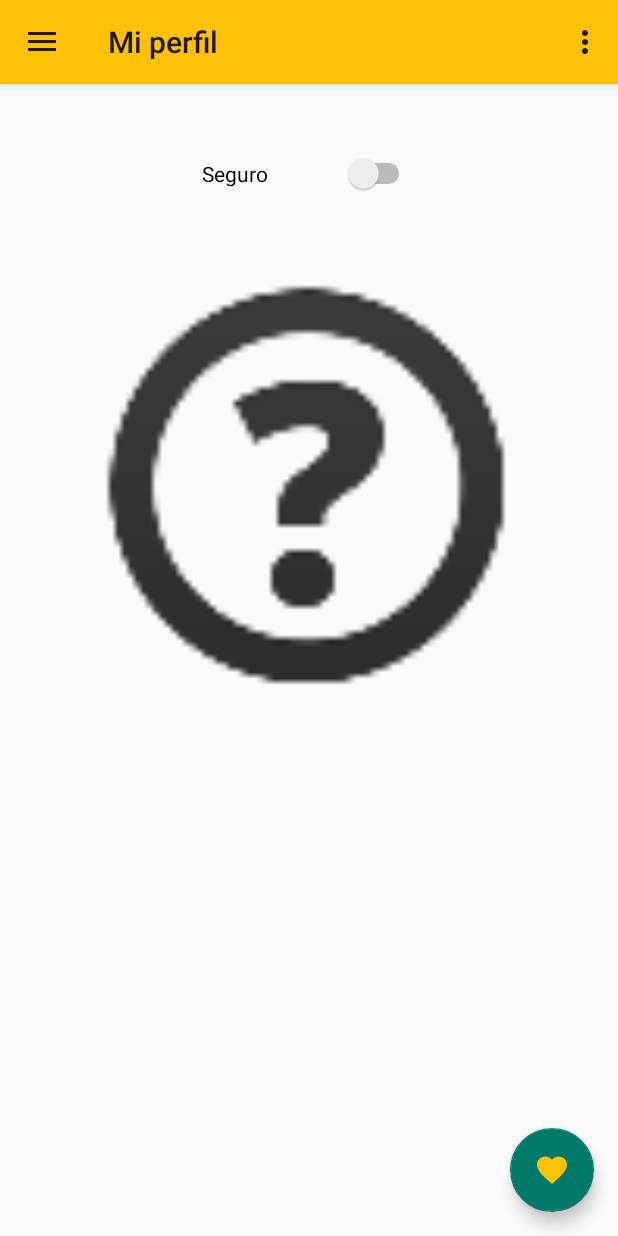
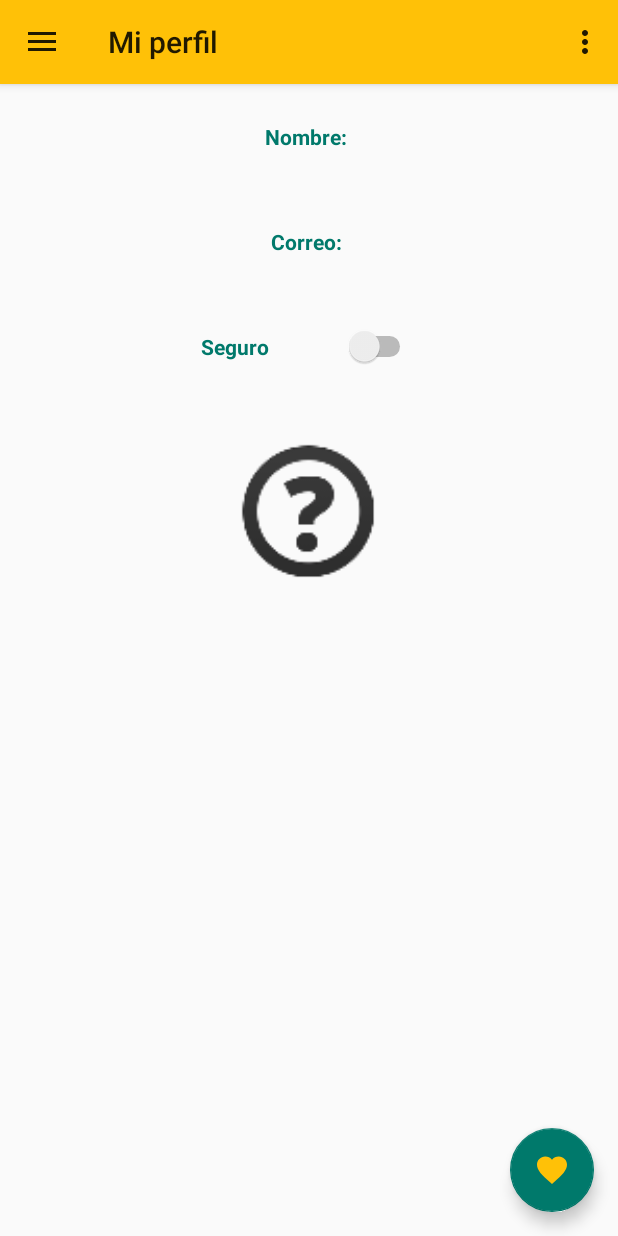
Before and after one commit to P1T4G0R4S/tt-social-app, an Android app: the MainActivity screen opened directly, with no data from a screen before it, in the side drawer, after a tap on "Mi perfil", on a phone screen of 412 x 824 dp. Run offline under Robolectric (Android 15) with nearby library versions, the phone set to English and light mode, and no system bars; libraries missing offline, so code that uses them is left out: net.hockeyapp.android; 12 statements that could not run were skipped.

Commit message:
Untested changes profile display

```diff
--- a/app/src/main/java/com/test/navigationdrawer1/MainActivity.java
+++ b/app/src/main/java/com/test/navigationdrawer1/MainActivity.java
@@ -213,7 +213,11 @@ public class MainActivity extends AppCompatActivity
             Log.e("GPS", "SÍ SE REQUIRIERON PERMISOS");
             return;
         }
-        locationManager.requestLocationUpdates(LocationManager.GPS_PROVIDER, 5*1000, 0, locationListener);
+        locationManager.requestLocationUpdates(
+                LocationManager.GPS_PROVIDER,
+                MainActivity.this.getResources().getInteger(R.integer.default_gps_updates), 0,
+                locationListener);
+
         Log.e("GPS", "NO SE REQUIRIERON PERMISOS");
 
         location = locationManager.getLastKnownLocation(LocationManager.GPS_PROVIDER);
@@ -276,7 +280,9 @@ public class MainActivity extends AppCompatActivity
                 @Override
                 public void onClick(View view) {
                     resetServiceDiscovery();
-                    Toast.makeText(getApplicationContext(), "Reset", Toast.LENGTH_LONG).show();
+                    Toast.makeText(getApplicationContext(),
+                            getString(R.string.action_restart_device_discovery),
+                            Toast.LENGTH_LONG).show();
                 }
             });
 
@@ -287,7 +293,9 @@ public class MainActivity extends AppCompatActivity
             fab.setOnClickListener(new View.OnClickListener() {
                 @Override
                 public void onClick(View view) {
-                    Toast.makeText(getApplicationContext(), "New fragment", Toast.LENGTH_LONG).show();
+                    Toast.makeText(getApplicationContext(),
+                            getString(R.string.action_add_report),
+                            Toast.LENGTH_LONG).show();
                     Fragment fragment1 = new FormReportFragment();
 
                     if (fragment1 != null) {
@@ -301,7 +309,7 @@ public class MainActivity extends AppCompatActivity
                 }
             });
 
-            fab.setImageResource(R.drawable.ic_my_location);
+            fab.setImageResource(R.drawable.ic_pin_drop);
         } else if (itemId == R.id.nav_status) {
             fragment = new StatusFragment();
             getSupportActionBar().setTitle(getString(R.string.status_fragment_title));
@@ -402,6 +410,7 @@ public class MainActivity extends AppCompatActivity
                 // This device has connected to another device broadcasting the same service
                 Log.i(TAG, "Service connected onReceive()");
                 pref = context.getSharedPreferences(getString(R.string.preference_device_key), MODE_PRIVATE);
+                //TODO: research -> what happens when we get 999?
                 int deviceTypePref = pref.getInt(getString(R.string.preference_device_type),999);
                 DeviceType deviceType = DeviceType.get(deviceTypePref);
                 processConnectionIn(deviceType);
@@ -490,11 +499,14 @@ public class MainActivity extends AppCompatActivity
             if (sourceDeviceName.equals("")) {
                 sourceDeviceName = "other device";
             }
-            Toast.makeText(this, "Inviting " + sourceDeviceName + " to connect", Toast.LENGTH_LONG).show();
+            Toast.makeText(this,
+                    String.format(getString(R.string.message_inviting_to_connect), sourceDeviceName),
+                    Toast.LENGTH_LONG).show();
+
             wifiDirectHandler.initiateConnectToService(service);
         } else {
             Log.e(TAG, "Service not available");
-            Toast.makeText(this, "Service not available", Toast.LENGTH_LONG).show();
+            Toast.makeText(this, getString(R.string.message_service_not_available), Toast.LENGTH_LONG).show();
         }
     }
 
@@ -536,7 +548,9 @@ public class MainActivity extends AppCompatActivity
                 Log.i(TAG, "EMITTER");
 
                 pref = this.getSharedPreferences(getString(R.string.preference_user_key), MODE_PRIVATE);
-                String userId = pref.getString(getString(R.string.preference_user_id), "0");
+                String userId = pref.getString(
+                        getString(R.string.preference_user_id),
+                        getString(R.string.default_user_id));
 
                 Usuario usr = new Usuario();
                 usr.id = userId;
@@ -583,7 +597,9 @@ public class MainActivity extends AppCompatActivity
         switch (msg.objectType) {
             case HELLO:
                 pref = this.getSharedPreferences(getString(R.string.preference_user_key), MODE_PRIVATE);
-                final String myUserId = pref.getString(getString(R.string.preference_user_id), "0");
+                final String myUserId = pref.getString(
+                        getString(R.string.preference_user_id),
+                        getString(R.string.default_user_id));
 
                 Gson gson = new Gson();
                 Type listType = new TypeToken<Usuario>(){}.getType();
--- a/app/src/main/java/com/test/navigationdrawer1/StatusFragment.java
+++ b/app/src/main/java/com/test/navigationdrawer1/StatusFragment.java
@@ -11,6 +11,7 @@ import android.view.ViewGroup;
 import android.widget.CompoundButton;
 import android.widget.ImageView;
 import android.widget.Switch;
+import android.widget.TextView;
 import android.widget.Toast;
 
 import com.test.navigationdrawer1.REST.IHttpResponseMethods;
@@ -25,6 +26,7 @@ import static android.content.Context.MODE_PRIVATE;
 public class StatusFragment extends Fragment {
     MainActivity activity;
     SharedPreferences pref;
+    TextView textview_user_name, textview_user_email;
 
     public StatusFragment() {
         // Required empty public constructor
@@ -42,14 +44,31 @@ public class StatusFragment extends Fragment {
         View view = inflater.inflate(R.layout.fragment_status, container, false);
         activity = (MainActivity) getActivity();
 
-        Switch switch_status = (Switch) view.findViewById(R.id.switch1);
+        final Switch switch_status = (Switch) view.findViewById(R.id.switch1);
         final ImageView imageView = (ImageView) view.findViewById(R.id.imageView1);
+        textview_user_name = (TextView) view.findViewById(R.id.textview_user_name);
+        textview_user_email = (TextView) view.findViewById(R.id.textview_user_email);
+
+        pref = activity.getSharedPreferences(
+                getString(R.string.preference_user_key), MODE_PRIVATE);
+
+        String emailShP = pref.getString(
+                getString(R.string.preference_user_email),
+                getString(R.string.default_user_email));
+        String nameShP = pref.getString(
+                getString(R.string.preference_user_name),
+                getString(R.string.default_user_name));
+
+        textview_user_email.setText(String.format(getString(R.string.label_user_email), emailShP));
+        textview_user_name.setText(String.format(getString(R.string.label_user_name), nameShP));
 
         switch_status.setOnCheckedChangeListener(new CompoundButton.OnCheckedChangeListener() {
             @Override
             public void onCheckedChanged(CompoundButton compoundButton, boolean b) {
                 pref = activity.getSharedPreferences(getString(R.string.preference_user_key), MODE_PRIVATE);
-                final String userId = pref.getString(getString(R.string.preference_user_id), "0");
+                final String userId = pref.getString(
+                        getString(R.string.preference_user_id),
+                        getString(R.string.default_user_id));
 
                 if (b) {
                     activity.api.responseMethods = createHistorialEstadoUsuario;
@@ -59,6 +78,8 @@ public class StatusFragment extends Fragment {
                         this.idEdoUsrHue = 1; //Constants //TODO: write enum
                     }});
                     imageView.setImageResource(R.mipmap.ic_secure);
+                    switch_status.setClickable(false);
+                    switch_status.setEnabled(false);
                 } else {
                     activity.api.responseMethods = createHistorialEstadoUsuario;
                     activity.api.CreateHistorialEstadoUsuarios(new HistorialEstadoUsuario(){{
--- a/app/src/main/res/layout/fragment_role.xml
+++ b/app/src/main/res/layout/fragment_role.xml
@@ -12,11 +12,13 @@
             android:layout_width="wrap_content"
             android:layout_height="wrap_content"
             android:text="@string/option_role_slave"
+            android:textColor="@color/colorAccent"
             android:onClick="onRadioButtonClicked"/>
         <RadioButton android:id="@+id/radio_master"
             android:layout_width="wrap_content"
             android:layout_height="wrap_content"
             android:text="@string/option_role_master"
+            android:textColor="@color/colorAccent"
             android:onClick="onRadioButtonClicked"/>
     </RadioGroup>
 </LinearLayout>
--- a/app/src/main/res/layout/fragment_status.xml
+++ b/app/src/main/res/layout/fragment_status.xml
@@ -5,20 +5,43 @@
     android:orientation="vertical"
     tools:context="com.test.navigationdrawer1.StatusFragment">
 
+    <TextView
+        android:id="@+id/textview_user_name"
+        android:layout_gravity="center"
+        android:layout_width="wrap_content"
+        android:layout_height="wrap_content"
+        android:padding="25dp"
+        android:textStyle="bold"
+        android:textColor="@color/colorAccent"
+        android:text="@string/label_user_name"/>
+
+    <TextView
+        android:id="@+id/textview_user_email"
+        android:layout_gravity="center"
+        android:layout_width="wrap_content"
+        android:layout_height="wrap_content"
+        android:padding="25dp"
+        android:textStyle="bold"
+        android:textColor="@color/colorAccent"
+        android:text="@string/label_user_email"/>
+
     <Switch
         android:id="@+id/switch1"
         android:layout_width="wrap_content"
         android:layout_height="wrap_content"
         android:layout_gravity="center"
-        android:padding="50dp"
+        android:padding="25dp"
         android:switchPadding="50dp"
-        android:text="Seguro" />
+        android:textStyle="bold"
+        android:textColor="@color/colorAccent"
+        android:text="@string/label_user_status" />
 
     <ImageView
         android:id="@+id/imageView1"
-        android:layout_width="300dp"
-        android:layout_height="300dp"
+        android:layout_width="100dp"
+        android:layout_height="100dp"
         android:layout_gravity="center"
+        android:layout_margin="25dp"
         android:src="@mipmap/ic_unknown"/>
 
 </LinearLayout>
--- a/app/src/main/res/layout/service_item.xml
+++ b/app/src/main/res/layout/service_item.xml
@@ -12,6 +12,7 @@
         android:layout_width="match_parent"
         android:layout_height="wrap_content"
         android:id="@+id/deviceName"
+        android:textColor="@color/colorAccent"
         tools:text="Device name"
         android:textSize="@dimen/abc_text_size_headline_material" />
 
@@ -23,6 +24,7 @@
             android:layout_width="match_parent"
             android:layout_height="wrap_content"
             android:id="@+id/deviceInfo"
+            android:textColor="@color/colorAccent"
             tools:text="Device information"/>
 
         <TextView
@@ -33,6 +35,6 @@
             android:layout_gravity="end"
             android:textAlignment="textEnd"
             android:textSize="20sp"
-            android:textColor="#2196F3" />
+            android:textColor="@color/colorPrimaryDark" />
     </RelativeLayout>
 </LinearLayout>
--- /dev/null
+++ b/app/src/main/res/values/integers.xml
@@ -0,0 +1,4 @@
+<?xml version="1.0" encoding="utf-8"?>
+<resources>
+    <integer name="default_gps_updates">5000</integer>
+</resources>
--- a/app/src/main/res/values/strings.xml
+++ b/app/src/main/res/values/strings.xml
@@ -3,6 +3,10 @@
 
     <string name="format_date">dd/MM/yy</string>
     <string name="format_hour">HH:mm:ss</string>
+
+    <string name="default_user_id">0</string>
+    <string name="default_user_email" />
+    <string name="default_user_name" />
 
     <string name="preference_device_key">Device</string>
     <string name="preference_device_type">devicetype</string>
@@ -37,6 +41,10 @@
     <string name="prompt_name">Nombre completo</string>
     <string name="prompt_desc">Descripción</string>
 
+    <string name="label_user_name">Nombre: %1$s</string>
+    <string name="label_user_email">Correo: %1$s</string>
+    <string name="label_user_status">Seguro</string>
+
     <string name="action_sign_in">Iniciar sesión</string>
     <string name="action_sign_up">Regístrate</string>
     <string name="action_change_role">Cambiar rol</string>
@@ -45,6 +53,12 @@
     <string name="action_connect">Conectar</string>
     <string name="action_add_image">Agregar imagen</string>
     <string name="action_publish_report">Publicar reporte</string>
+    <string name="action_restart_device_discovery">Reiniciando búsqueda</string>
+    <string name="action_add_report">Agregar reporte</string>
+
+    <string name="message_service_not_available">Servicio no disponible</string>
+    <string name="message_inviting_to_connect">Enviando solicitud a %1$s</string>
+    <string name="message_connection_ready">Conectado</string>
 
     <string name="error_wrong_credentials">Usuario o contraseña incorrectos</string>
     <string name="error_user_already_exists">El usuario ya existe</string>
```
Also changed, not shown: app/src/main/java/com/test/navigationdrawer1/FormReportFragment.java (+3 -1 lines), app/src/main/java/com/test/navigationdrawer1/LogInActivity.java (+3 -1 lines), app/src/main/java/com/test/navigationdrawer1/SignupActivity.java (+4 -2 lines), app/src/main/res/layout/fragment_form_report.xml (+12 -3 lines), app/src/main/res/layout/spinner_item.xml (added, +15 -0 lines).
